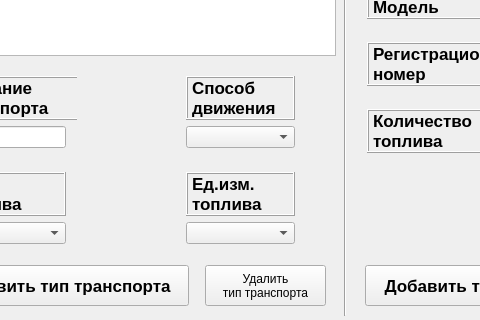
First picture: the form in excursion/widget.ui, repository mary-anitikin/excursion_book, before the edit; both pictures show x 108 to 588 and y 205 to 525 of the 1189 by 621 pixel window.
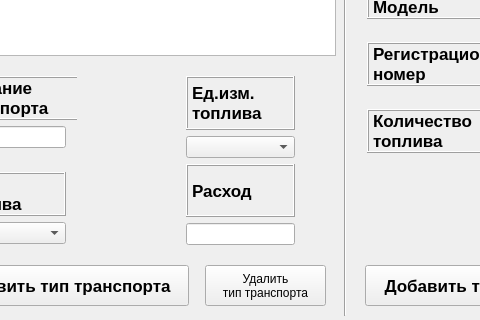
Second picture: the form after the edit. The open tabs and pages were chosen to show the change.

Commit message: Добавляю возможность задать расход топлива новому типу ТС

```diff
--- a/excursion/widget.ui
+++ b/excursion/widget.ui
@@ -698,56 +698,10 @@
          <x>270</x>
          <y>180</y>
          <width>131</width>
-         <height>190</height>
+         <height>191</height>
         </rect>
        </property>
        <layout class="QVBoxLayout" name="verticalLayout_3">
-        <item>
-         <widget class="QLabel" name="l_methodWay">
-          <property name="maximumSize">
-           <size>
-            <width>140</width>
-            <height>16777215</height>
-           </size>
-          </property>
-          <property name="font">
-           <font>
-            <pointsize>13</pointsize>
-            <weight>75</weight>
-            <bold>true</bold>
-           </font>
-          </property>
-          <property name="frameShape">
-           <enum>QFrame::Box</enum>
-          </property>
-          <property name="frameShadow">
-           <enum>QFrame::Raised</enum>
-          </property>
-          <property name="lineWidth">
-           <number>1</number>
-          </property>
-          <property name="text">
-           <string>Способ
-движения</string>
-          </property>
-         </widget>
-        </item>
-        <item>
-         <widget class="QComboBox" name="CB_availableTravel"/>
-        </item>
-        <item>
-         <spacer name="verticalSpacer_2">
-          <property name="orientation">
-           <enum>Qt::Vertical</enum>
-          </property>
-          <property name="sizeHint" stdset="0">
-           <size>
-            <width>20</width>
-            <height>40</height>
-           </size>
-          </property>
-         </spacer>
-        </item>
         <item>
          <widget class="QLabel" name="l_units">
           <property name="maximumSize">
@@ -781,6 +735,38 @@
         <item>
          <widget class="QComboBox" name="CB_availableUnit"/>
         </item>
+        <item>
+         <widget class="QLabel" name="l_rate">
+          <property name="maximumSize">
+           <size>
+            <width>140</width>
+            <height>16777215</height>
+           </size>
+          </property>
+          <property name="font">
+           <font>
+            <pointsize>13</pointsize>
+            <weight>75</weight>
+            <bold>true</bold>
+           </font>
+          </property>
+          <property name="frameShape">
+           <enum>QFrame::Box</enum>
+          </property>
+          <property name="frameShadow">
+           <enum>QFrame::Raised</enum>
+          </property>
+          <property name="lineWidth">
+           <number>1</number>
+          </property>
+          <property name="text">
+           <string>Расход</string>
+          </property>
+         </widget>
+        </item>
+        <item>
+         <widget class="QLineEdit" name="LE_rate"/>
+        </item>
        </layout>
       </widget>
       <widget class="QPushButton" name="PB_AddTrVehicle">
```
Left out of the diff: 4 changed lines with no effect on the pictures. The commit also changes 2 other files.
